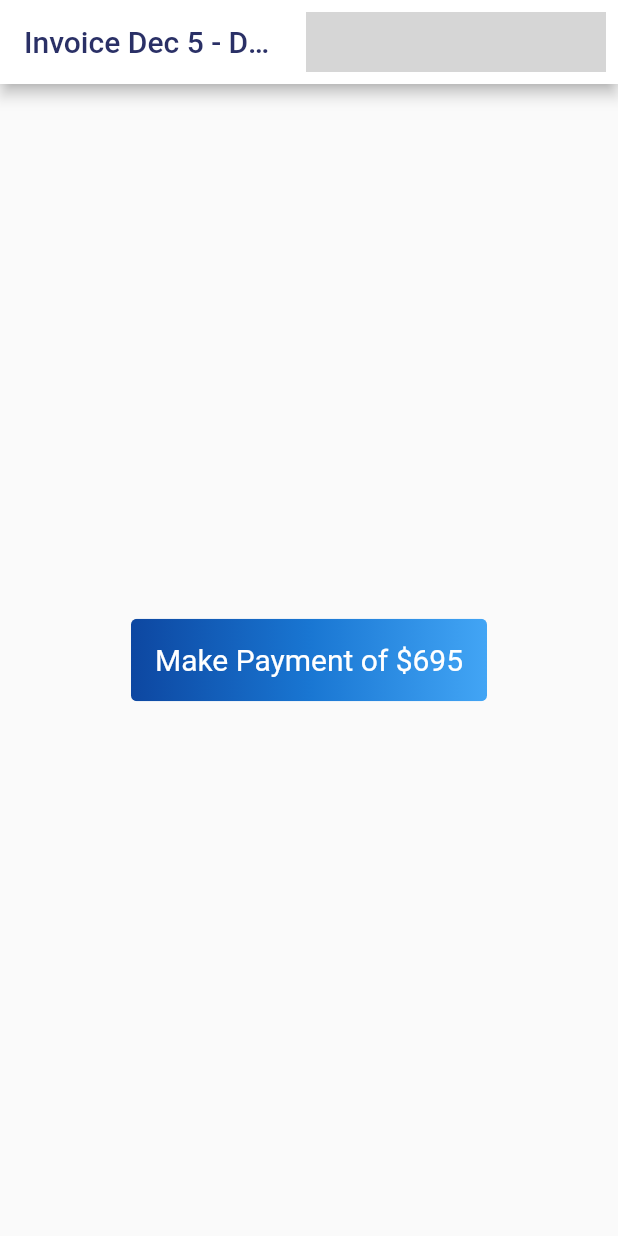
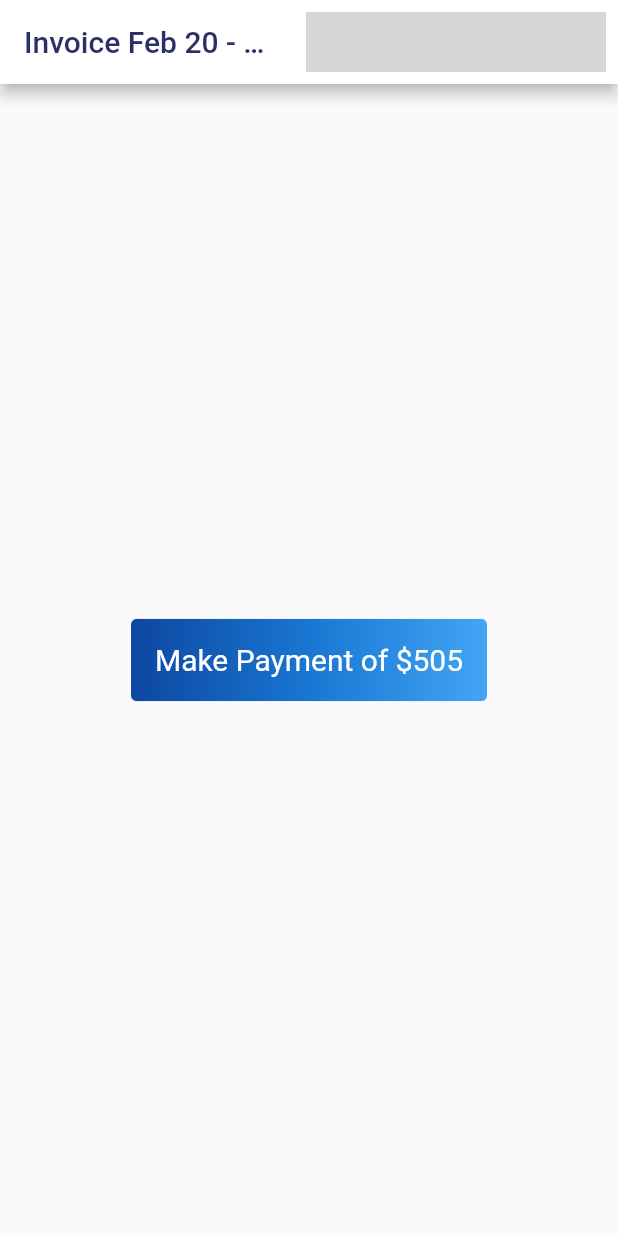
Before and after one commit to Team-Crushing-It/derosa_payment, a Flutter app: the screen it shows after launch, on a phone screen of 412 x 824 dp. Run offline on Flutter 3.47's test engine with Material 2 defaults, Android fonts, the phone set to English and light mode, and no system bars; our stand-ins replace bloc, cloud_firestore, equatable, firebase_auth, firebase_core, flutter_bloc and 1 more; missing offline and left inert: flow_builder, very_good_analysis; accounts and stored records are empty; generated files the repository leaves out were written again; network calls fail; grey boxes are pictures that could not be loaded.

Commit message:
Update home.dart

```diff
--- a/lib/home/view/home.dart
+++ b/lib/home/view/home.dart
@@ -30,8 +30,8 @@ class _HomeState extends State<Home> {
   @override
   Widget build(BuildContext context) {
     const id = 'DeRosa';
-    const title = 'Dec 5 - Dec 11';
-    const price = '695';
+    const title = 'Feb 20 - Feb 26';
+    const price = '505';
     final timeStamp = DateTime.now().toString();
 
     return Scaffold(
```
